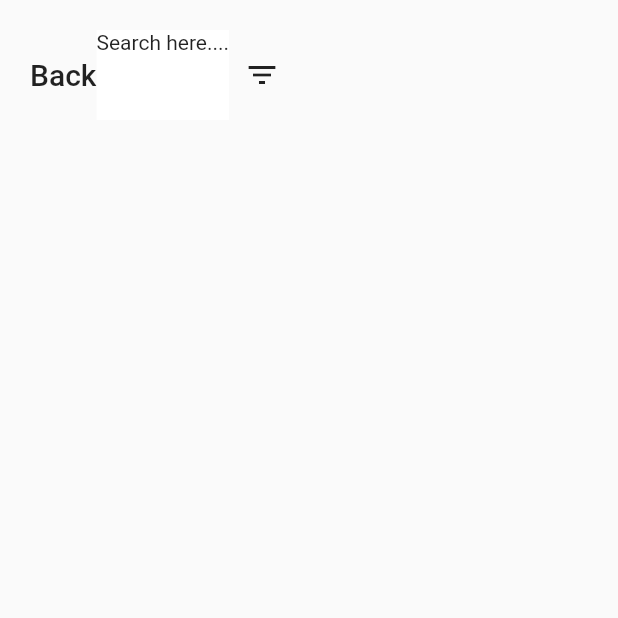
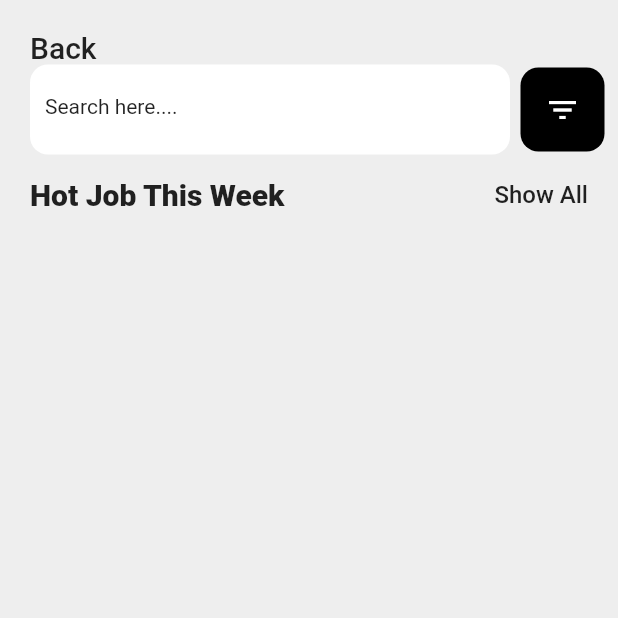
Before and after one commit to Ozurumba007/job_search, a Flutter app: the HomePage screen opened directly, on a phone screen of 412 x 824 dp, the top half of it. Run offline on Flutter 3.47's test engine with Material 2 defaults, Android fonts, the phone set to English and light mode, and no system bars.

Commit message:
added the hot job this week and show all text in a row widget

```diff
--- a/lib/pages/home_page.dart
+++ b/lib/pages/home_page.dart
@@ -11,6 +11,7 @@ class _HomePageState extends State<HomePage> {
   @override
   Widget build(BuildContext context) {
     return Scaffold(
+      backgroundColor: Colors.grey[200],
       body: SafeArea(
         child: Padding(
           padding: const EdgeInsets.symmetric(horizontal: 20.0),
@@ -28,20 +29,60 @@ class _HomePageState extends State<HomePage> {
                       fontWeight: FontWeight.w500,
                     ),
                   ),
+                ],
+              ),
+
               Row(
                 children: [
                   Container(
                     height: 60,
+                    width: 320,
+                    decoration: BoxDecoration(
+                      borderRadius: BorderRadius.circular(12),
                       color: Colors.white,
-                        child: Text('Search here....'),
                     ),
+                    child: const Padding(
+                      padding: EdgeInsets.symmetric(
+                          vertical: 20.0, horizontal: 10.0),
+                      child: Text(
+                        'Search here....',
+                        textAlign: TextAlign.start,
+                      ),
+                    ),
+                  ),
+                  const SizedBox(width: 7),
                   Container(
+                    decoration: BoxDecoration(
+                      borderRadius: BorderRadius.circular(12),
+                      color: Colors.black,
+                    ),
                     child: const Padding(
-                          padding: EdgeInsets.all(10.0),
-                          child: Icon(Icons.filter_list_outlined),
+                      padding: EdgeInsets.all(16.0),
+                      child: Icon(
+                        Icons.filter_list_outlined,
+                        color: Colors.white,
+                      ),
                     ),
                   ),
                 ],
+              ),
+              const SizedBox(height: 15),
+              const Row(
+                mainAxisAlignment: MainAxisAlignment.spaceBetween,
+                children: [
+                  Text(
+                    'Hot Job This Week',
+                    style: TextStyle(
+                      fontWeight: FontWeight.w800,
+                      fontSize: 20,
+                    ),
+                  ),
+                  Text(
+                    'Show All',
+                    style: TextStyle(
+                      fontWeight: FontWeight.w500,
+                      fontSize: 16,
+                    ),
                   ),
                 ],
               ),
```
Lines whose indentation alone changed are shown as unchanged.
